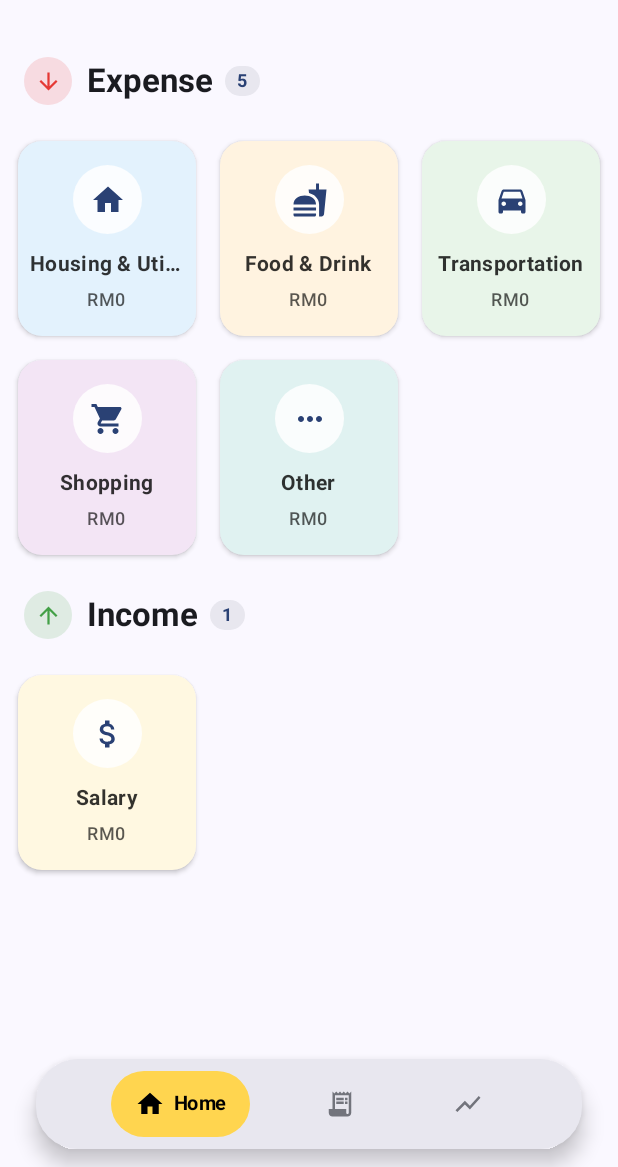
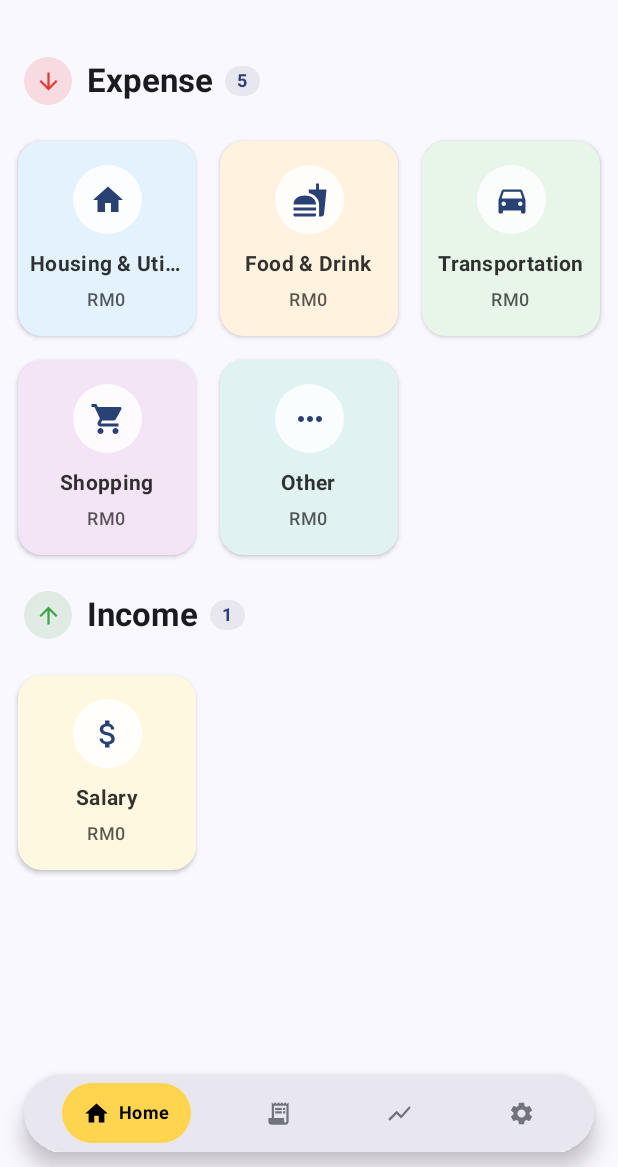
Before and after one commit to TitusBik/BudgetPulse, an Android app built with Jetpack Compose: the screen it shows after launch (MainActivity), after a tap on "Home", on a phone screen of 412 x 824 dp, the part 69-1236 px from its top. Run offline under Robolectric (Android 15) with nearby library versions, the phone set to English and light mode, and no system bars.

Commit message:
Add Settings tab to AppBottomNavigationBar

```diff
--- a/app/src/main/java/com/example/budgetpulse/ui/components/AppBottomNavigationBar.kt
+++ b/app/src/main/java/com/example/budgetpulse/ui/components/AppBottomNavigationBar.kt
@@ -18,6 +18,7 @@ import androidx.compose.material.icons.Icons
 import androidx.compose.material.icons.automirrored.filled.ReceiptLong
 import androidx.compose.material.icons.automirrored.filled.ShowChart
 import androidx.compose.material.icons.filled.Home
+import androidx.compose.material.icons.filled.Settings
 import androidx.compose.material3.Icon
 import androidx.compose.material3.MaterialTheme
 import androidx.compose.material3.Surface
@@ -36,7 +37,8 @@ import androidx.compose.ui.unit.sp
 enum class NavTab {
     HOME,
     TRANSACTIONS,
-    BUDGET
+    BUDGET,
+    SETTINGS
 }
 
 @Composable
@@ -48,7 +50,7 @@ fun AppBottomNavigationBar(
     Box(
         modifier = modifier
             .fillMaxWidth()
-            .padding(horizontal = 24.dp, vertical = 12.dp)
+            .padding(horizontal = 16.dp, vertical = 10.dp)
     ) {
         Surface(
             shape = RoundedCornerShape(28.dp),
@@ -60,8 +62,8 @@ fun AppBottomNavigationBar(
             Row(
                 modifier = Modifier
                     .fillMaxWidth()
-                    .padding(horizontal = 16.dp, vertical = 8.dp),
-                horizontalArrangement = Arrangement.SpaceEvenly,
+                    .padding(horizontal = 8.dp, vertical = 6.dp),
+                horizontalArrangement = Arrangement.SpaceAround,
                 verticalAlignment = Alignment.CenterVertically
             ) {
                 NavItem(
@@ -83,6 +85,13 @@ fun AppBottomNavigationBar(
                     icon = Icons.AutoMirrored.Filled.ShowChart,
                     isSelected = currentTab == NavTab.BUDGET,
                     onClick = { onTabSelected(NavTab.BUDGET) }
+                )
+
+                NavItem(
+                    label = "Setting",
+                    icon = Icons.Default.Settings,
+                    isSelected = currentTab == NavTab.SETTINGS,
+                    onClick = { onTabSelected(NavTab.SETTINGS) }
                 )
             }
         }
@@ -114,7 +123,7 @@ private fun NavItem(
             .clip(CircleShape)
             .background(pillBackgroundColor)
             .clickable { onClick() }
-            .padding(horizontal = 16.dp, vertical = 10.dp)
+            .padding(horizontal = 14.dp, vertical = 8.dp)
     ) {
         Row(
             verticalAlignment = Alignment.CenterVertically,
@@ -124,7 +133,7 @@ private fun NavItem(
                 imageVector = icon,
                 contentDescription = label,
                 tint = contentColor,
-                modifier = Modifier.size(20.dp)
+                modifier = Modifier.size(18.dp)
             )
 
             if (isSelected) {
@@ -132,7 +141,7 @@ private fun NavItem(
 
                 Text(
                     text = label,
-                    style = MaterialTheme.typography.titleMedium.copy(fontSize = 13.sp),
+                    style = MaterialTheme.typography.titleMedium.copy(fontSize = 12.sp),
                     fontWeight = FontWeight.Bold,
                     color = contentColor
                 )
```
